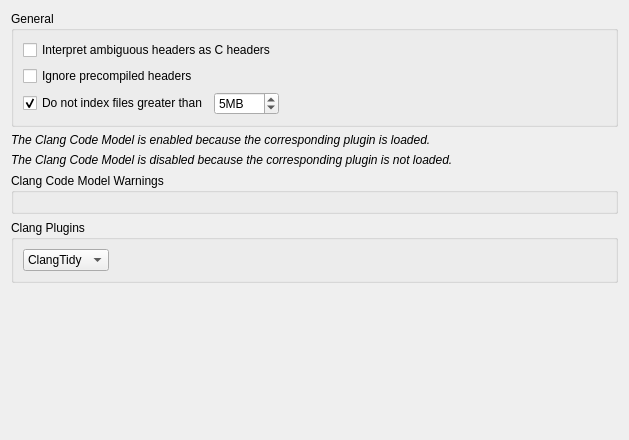
Old version of the form src/plugins/cpptools/cppcodemodelsettingspage.ui in the repository qt-creator/qt-creator.
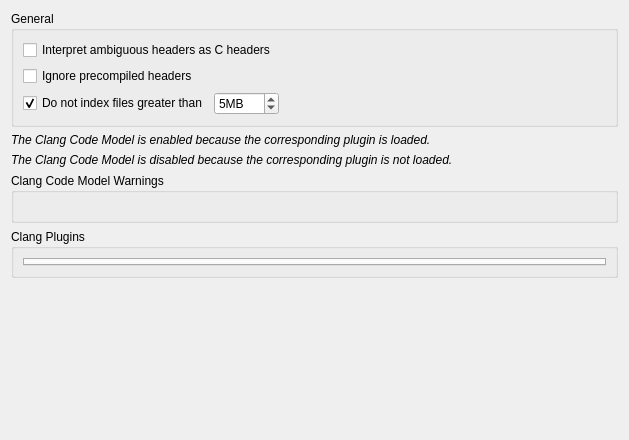
New version of the form.

Commit message:
Clang: Plugins: Put settings into the TabWidget
Make tidy/clazy switch more intuitive.

Patch:
```diff
--- a/src/plugins/cpptools/cppcodemodelsettingspage.ui
+++ b/src/plugins/cpptools/cppcodemodelsettingspage.ui
@@ -121,27 +121,7 @@
      </property>
      <layout class="QHBoxLayout" name="horizontalLayout_2">
       <item>
-       <widget class="QComboBox" name="pluginSelection">
-        <property name="sizePolicy">
-         <sizepolicy hsizetype="Fixed" vsizetype="Fixed">
-          <horstretch>0</horstretch>
-          <verstretch>0</verstretch>
-         </sizepolicy>
-        </property>
-        <item>
-         <property name="text">
-          <string>ClangTidy</string>
-         </property>
-        </item>
-        <item>
-         <property name="text">
-          <string>Clazy</string>
-         </property>
-        </item>
-       </widget>
-      </item>
-      <item>
-       <widget class="QStackedWidget" name="pluginChecks"/>
+       <widget class="QTabWidget" name="pluginChecks"/>
       </item>
      </layout>
     </widget>
```
The commit also changes 1 other file.
